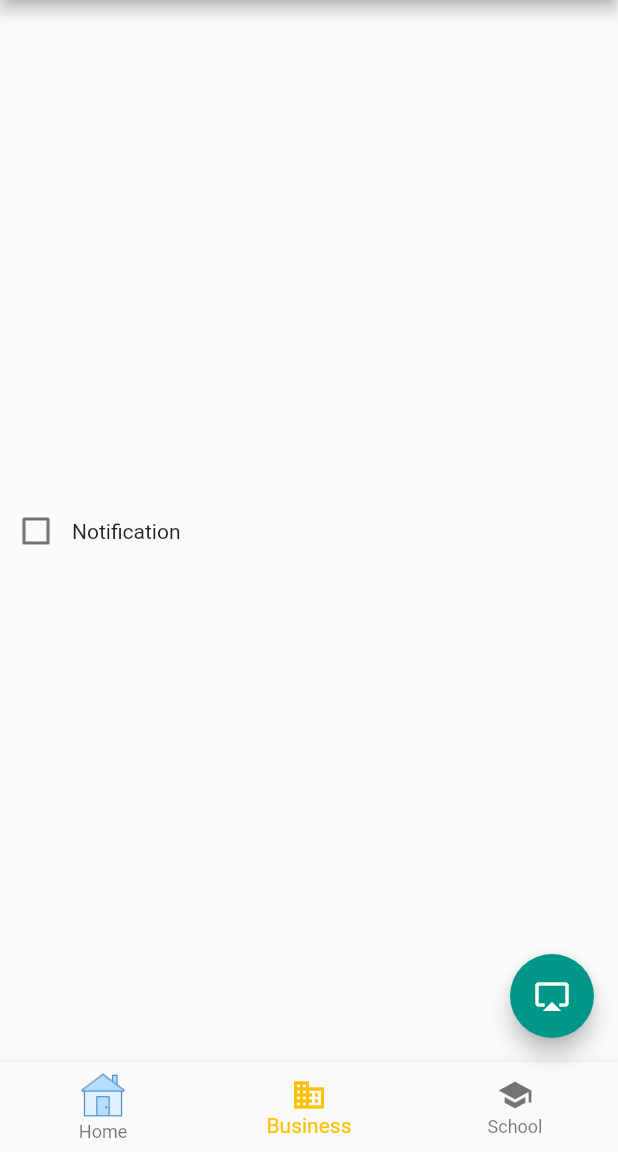
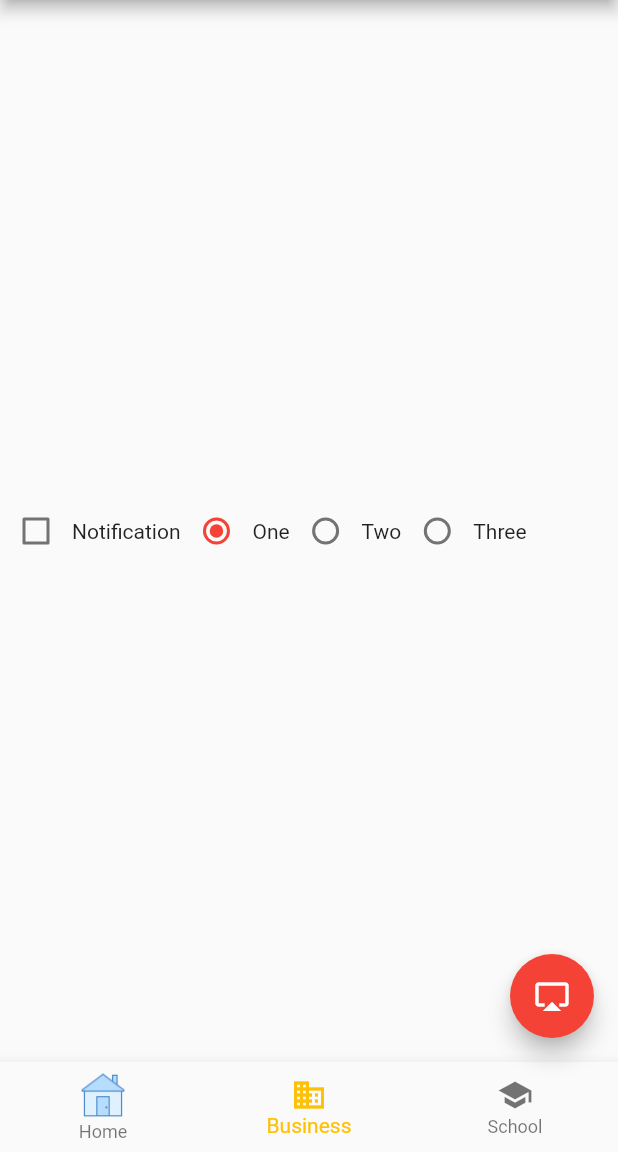
Before and after one commit to hari4274/Flutter_Developmet_Training, a Flutter app: the screen it shows after launch, on a phone screen of 412 x 824 dp, the part 84-1236 px from its top. Run offline on Flutter 3.47's test engine with Material 2 defaults, Android fonts, the phone set to English and light mode, and no system bars.

```diff
--- a/flutter_app/lib/main.dart
+++ b/flutter_app/lib/main.dart
@@ -18,7 +18,7 @@ class MyApp extends StatelessWidget {
         // or simply save your changes to "hot reload" in a Flutter IDE).
         // Notice that the counter didn't reset back to zero; the application
         // is not restarted.
-        primarySwatch: Colors.teal,
+        primarySwatch: Colors.red,
       ),
       home: MyHomePage(title: 'Flutter Demo Page'),
       debugShowCheckedModeBanner: true,
@@ -48,6 +48,7 @@ class MyHomePage extends StatefulWidget {
 class _MyHomePageState extends State<MyHomePage> {
   int _counter = 0;
   int _selectedIndex = 1;
+  int group = 1;
 
   bool checkBoxValue = false;
 
@@ -140,7 +141,41 @@ class _MyHomePageState extends State<MyHomePage> {
                 });
               },
             ),
-            Text("Notification")
+            Text("Notification"),
+
+            Radio(
+              value: 1,
+              groupValue: group,
+              onChanged: (T){
+                print(T);
+                setState(() {
+                  group = T;
+                });
+              },
+            ),
+            Text("One"),
+            Radio(
+              value: 2,
+              groupValue: group,
+              onChanged: (T){
+                print(T);
+                setState(() {
+                  group = T;
+                });
+              },
+            ),
+            Text("Two"),
+            Radio(
+              value: 3,
+              groupValue: group,
+              onChanged: (T){
+                print(T);
+                setState(() {
+                  group = T;
+                });
+              },
+            ),
+            Text("Three"),
           ],
         ),
       ),
```
